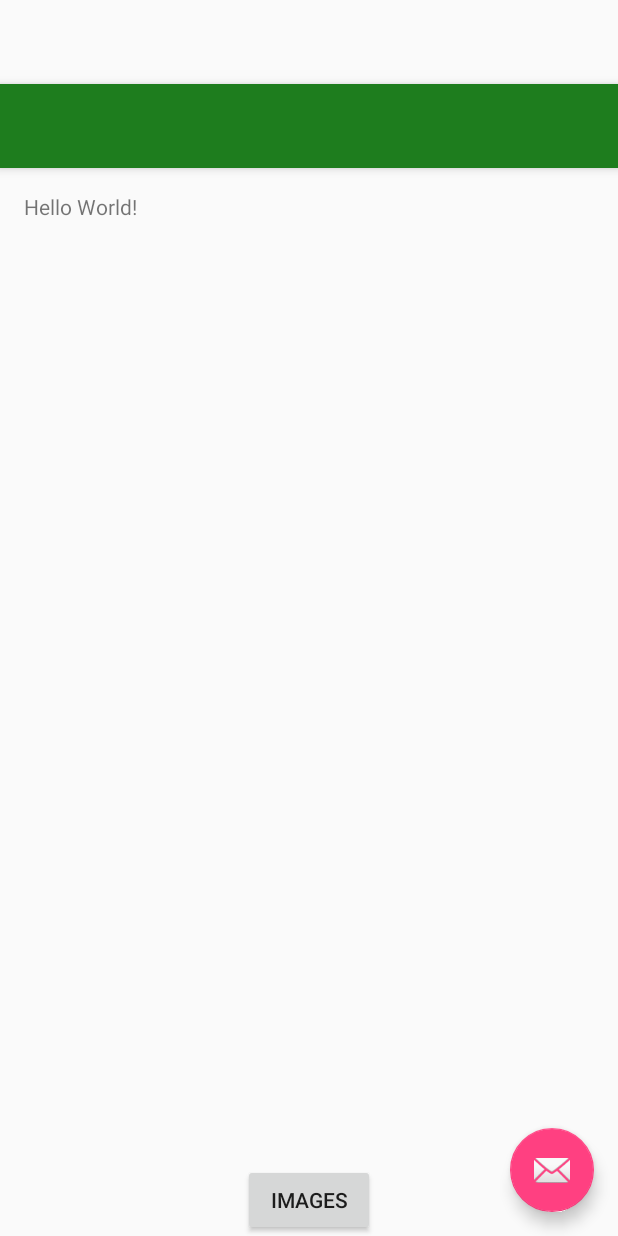
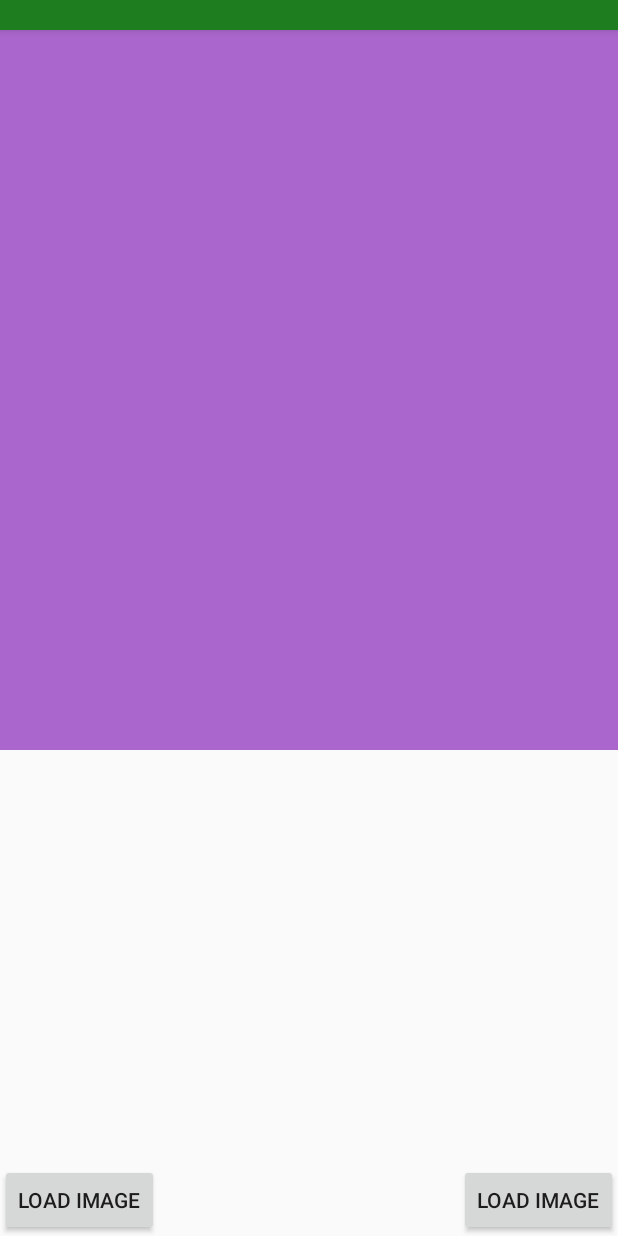
Before and after one commit to slamsquanch/Morph-Warp-App, an Android app: the layout activity_main.xml on its own in the app's theme, with its tools: preview values and no code run, on a phone screen of 412 x 824 dp. Run offline under Robolectric (Android 15) with nearby library versions, the phone set to English and light mode, and no system bars.

```diff
--- a/app/build.gradle
+++ b/app/build.gradle
@@ -6,7 +6,7 @@ android {
     defaultConfig {
         applicationId "com.example.zac.project1"
         minSdkVersion 17
-        targetSdkVersion 25
+        targetSdkVersion 21
         versionCode 1
         versionName "1.0"
         testInstrumentationRunner "android.support.test.runner.AndroidJUnitRunner"
@@ -17,10 +17,12 @@ android {
             proguardFiles getDefaultProguardFile('proguard-android.txt'), 'proguard-rules.pro'
         }
     }
+    productFlavors {
+    }
 }
 
 dependencies {
-    compile fileTree(dir: 'libs', include: ['*.jar'])
+    compile fileTree(include: ['*.jar'], dir: 'libs')
     androidTestCompile('com.android.support.test.espresso:espresso-core:2.2.2', {
         exclude group: 'com.android.support', module: 'support-annotations'
     })
--- a/app/src/main/AndroidManifest.xml
+++ b/app/src/main/AndroidManifest.xml
@@ -1,6 +1,7 @@
 <?xml version="1.0" encoding="utf-8"?>
 <manifest xmlns:android="http://schemas.android.com/apk/res/android"
     package="com.example.zac.project1">
+    <uses-permission android:name="android.permission.WRITE_EXTERNAL_STORAGE" />
 
     <application
         android:allowBackup="true"
@@ -8,7 +9,9 @@
         android:label="@string/app_name"
         android:supportsRtl="true"
         android:theme="@style/AppTheme">
-        <activity
+        <activity android:name=".MainActivity"
+            android:configChanges="orientation"
+            android:screenOrientation="sensorLandscape">
             android:name=".MainActivity"
             android:label="@string/app_name"
             android:theme="@style/AppTheme.NoActionBar">
--- a/app/src/main/res/layout/activity_main.xml
+++ b/app/src/main/res/layout/activity_main.xml
@@ -4,8 +4,8 @@
     xmlns:tools="http://schemas.android.com/tools"
     android:layout_width="match_parent"
     android:layout_height="match_parent"
-    android:fitsSystemWindows="true"
-    tools:context="com.example.zac.project1.MainActivity">
+    android:orientation="horizontal" >
+
 
     <android.support.design.widget.AppBarLayout
         android:layout_width="match_parent"
@@ -15,30 +15,50 @@
         <android.support.v7.widget.Toolbar
             android:id="@+id/toolbar"
             android:layout_width="match_parent"
-            android:layout_height="?attr/actionBarSize"
+            android:layout_height="20dp"
             android:background="?attr/colorPrimary"
             app:popupTheme="@style/AppTheme.PopupOverlay" />
 
     </android.support.design.widget.AppBarLayout>
 
     <include layout="@layout/content_main"
-        android:id="@+id/include" />
+        android:id="@+id/include"/>
 
-    <android.support.design.widget.FloatingActionButton
-        android:id="@+id/fab"
+
+    <Button
+        android:text="@string/load_image_left"
         android:layout_width="wrap_content"
         android:layout_height="wrap_content"
-        android:layout_gravity="bottom|end"
-        android:layout_margin="@dimen/fab_margin"
-        app:srcCompat="@android:drawable/ic_dialog_email" />
+        android:id="@+id/img_button_left"
+        android:onClick="loadGalleryImageLeft"
+        app:layout_anchor="@+id/include"
+        app:layout_anchorGravity="bottom|left"
+        android:layout_gravity="center_vertical|right" />
 
     <Button
-        android:text="@string/images"
+        android:text="Load Image"
         android:layout_width="wrap_content"
         android:layout_height="wrap_content"
-        android:id="@+id/image_button"
+        android:id="@+id/img_button_right"
+        android:onClick="loadGalleryImageRight"
         app:layout_anchor="@+id/include"
-        app:layout_anchorGravity="bottom|center_horizontal"
-        android:layout_gravity="top|center_horizontal" />
+        app:layout_anchorGravity="bottom|right"
+        android:layout_gravity="center_vertical|left" />
+
+
+    <ImageView
+        android:layout_width="500dp"
+        android:layout_height="500dp"
+        android:layout_gravity="left"
+        app:srcCompat="@color/colorPrimary"
+        android:id="@+id/imageViewLeft" />
+
+    <ImageView
+        android:layout_width="500dp"
+        android:layout_height="500dp"
+        android:layout_gravity="right"
+        app:srcCompat="@android:color/holo_purple"
+        android:id="@+id/imageViewRight" />
+
 
 </android.support.design.widget.CoordinatorLayout>
--- a/app/src/main/res/layout/content_main.xml
+++ b/app/src/main/res/layout/content_main.xml
@@ -16,5 +16,5 @@
     <TextView
         android:layout_width="wrap_content"
         android:layout_height="wrap_content"
-        android:text="Hello World!" />
+        android:text=""/>
 </RelativeLayout>
--- a/app/src/main/res/values/colors.xml
+++ b/app/src/main/res/values/colors.xml
@@ -1,6 +1,6 @@
 <?xml version="1.0" encoding="utf-8"?>
 <resources>
-    <color name="colorPrimary">#1E7D1E</color>
+    <color name="colorPrimary">#1e7d1e</color>
     <color name="colorPrimaryDark">#4b4a4a</color>
     <color name="colorAccent">#FF4081</color>
 </resources>
--- a/app/src/main/res/values/strings.xml
+++ b/app/src/main/res/values/strings.xml
@@ -1,5 +1,7 @@
 <resources>
-    <string name="app_name">Project1</string>
+    <string name="app_name">Morph and Warp</string>
     <string name="action_settings">Settings</string>
     <string name="images">Images</string>
+    <string name="load_image">Load Image</string>
+    <string name="load_image_left">Load Image</string>
 </resources>
```
Also changed, not shown: app/src/main/java/com/example/zac/project1/MainActivity.java (+105 -34 lines).
